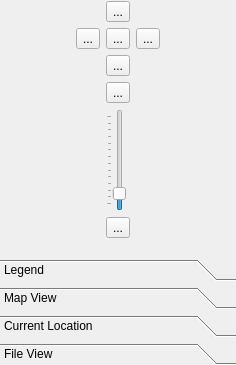
Before: the Qt Designer form src/lib/MarbleControlBox.ui in KDE/marble, drawn with Qt 5; both pictures show x 0 to 236 and y 199 to 564 of the 236 by 564 pixel window.
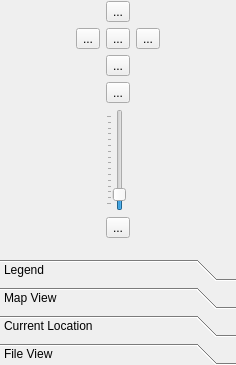
After: the same form once the commit is applied. Icons and pictures are not drawn. Custom widgets are drawn as their Qt base class.

Commit message:
- Beautify version number a bit more ;-)
- Bumping up the maximum zoom position of the slider. Once the data is
in place that should allow a maximum zoom down to about 100m/pixel.

Patch:
```diff
--- a/src/lib/MarbleControlBox.ui
+++ b/src/lib/MarbleControlBox.ui
@@ -293,7 +293,7 @@
               <number>900</number>
              </property>
              <property name="maximum" >
-              <number>2200</number>
+              <number>2400</number>
              </property>
              <property name="value" >
               <number>1050</number>
```
The commit also changes 2 other files.
